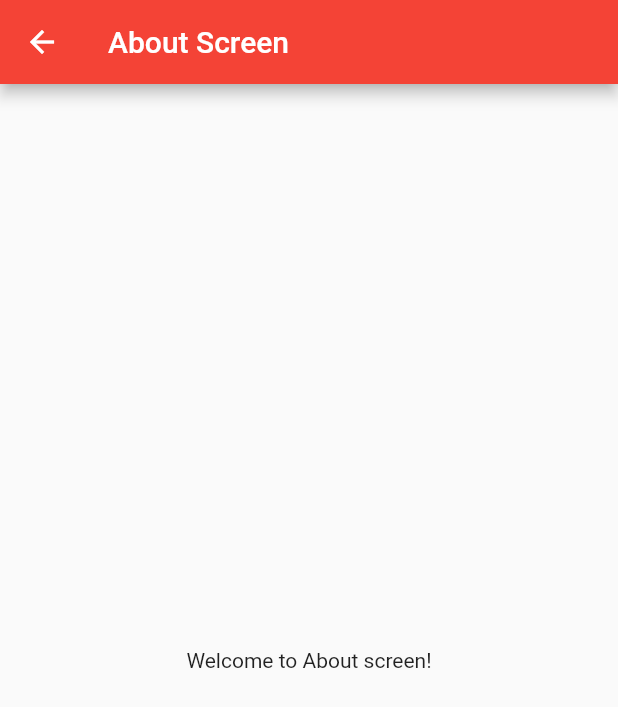
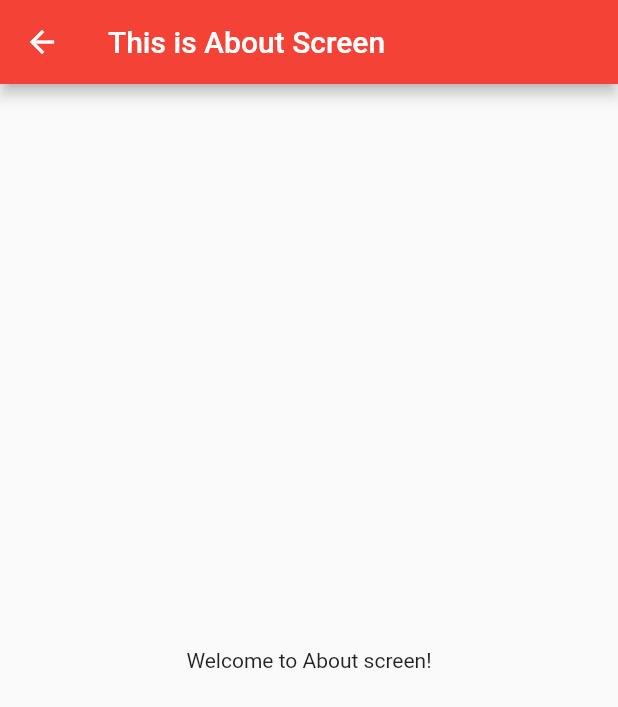
Before and after one commit to jorembelen/flutter_tutorials, a Flutter app: the About screen opened directly, on a phone screen of 412 x 824 dp. Shown: the top 707 px of the screen. Run offline on Flutter 3.47's test engine with Material 2 defaults, Android fonts, the phone set to English and light mode, and no system bars.

Commit message:
Title bar edited

```diff
--- a/lib/about.dart
+++ b/lib/about.dart
@@ -5,7 +5,7 @@ class About extends StatelessWidget {
   Widget build(BuildContext context) {
     return Scaffold(
       appBar: AppBar(
-        title: Text("About Screen"),
+        title: Text("This is About Screen"),
       ),
       body: Center(child: Text("Welcome to About screen!"),),
     );
```
